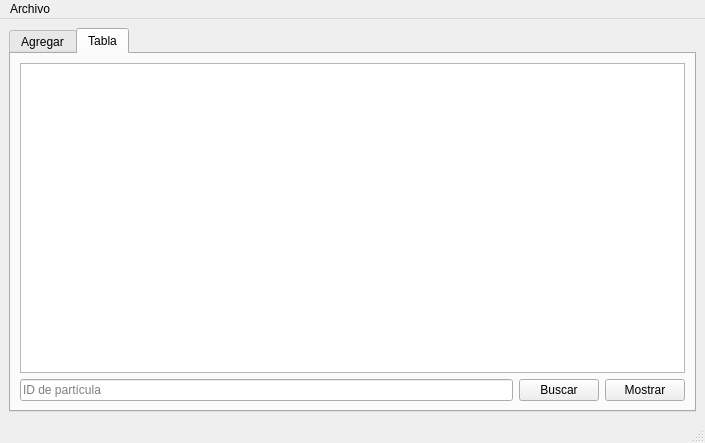
This is mainwindow.ui in SeleneGRdz/Actividad_8 as Qt 5 draws it before an edit. The edited form follows.
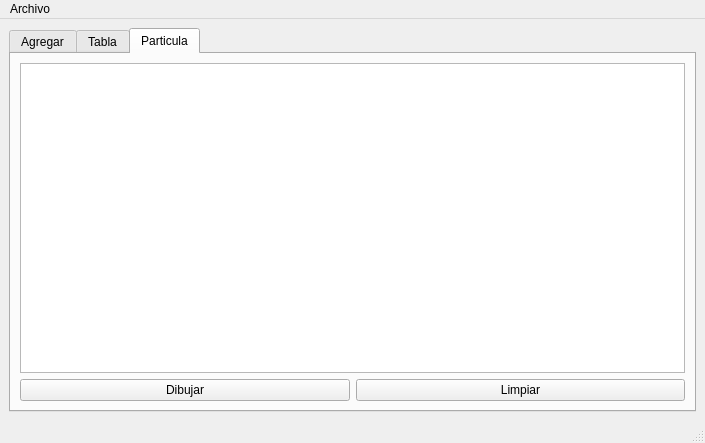
This is the edited form.

Commit message: Se agregaron las funciones de dibujar y limpiar

Patch:
```diff
--- a/mainwindow.ui
+++ b/mainwindow.ui
@@ -18,7 +18,7 @@
     <item row="0" column="0">
      <widget class="QTabWidget" name="tabWidget">
       <property name="currentIndex">
-       <number>1</number>
+       <number>2</number>
       </property>
       <widget class="QWidget" name="tab">
        <attribute name="title">
@@ -382,6 +382,30 @@
         </item>
        </layout>
       </widget>
+      <widget class="QWidget" name="tab_3">
+       <attribute name="title">
+        <string>Particula</string>
+       </attribute>
+       <layout class="QGridLayout" name="gridLayout_4">
+        <item row="0" column="0" colspan="2">
+         <widget class="QGraphicsView" name="graphicsView"/>
+        </item>
+        <item row="1" column="0">
+         <widget class="QPushButton" name="dibujar">
+          <property name="text">
+           <string>Dibujar</string>
+          </property>
+         </widget>
+        </item>
+        <item row="1" column="1">
+         <widget class="QPushButton" name="limpiar">
+          <property name="text">
+           <string>Limpiar</string>
+          </property>
+         </widget>
+        </item>
+       </layout>
+      </widget>
      </widget>
     </item>
    </layout>
```
The commit also changes 4 other files.
